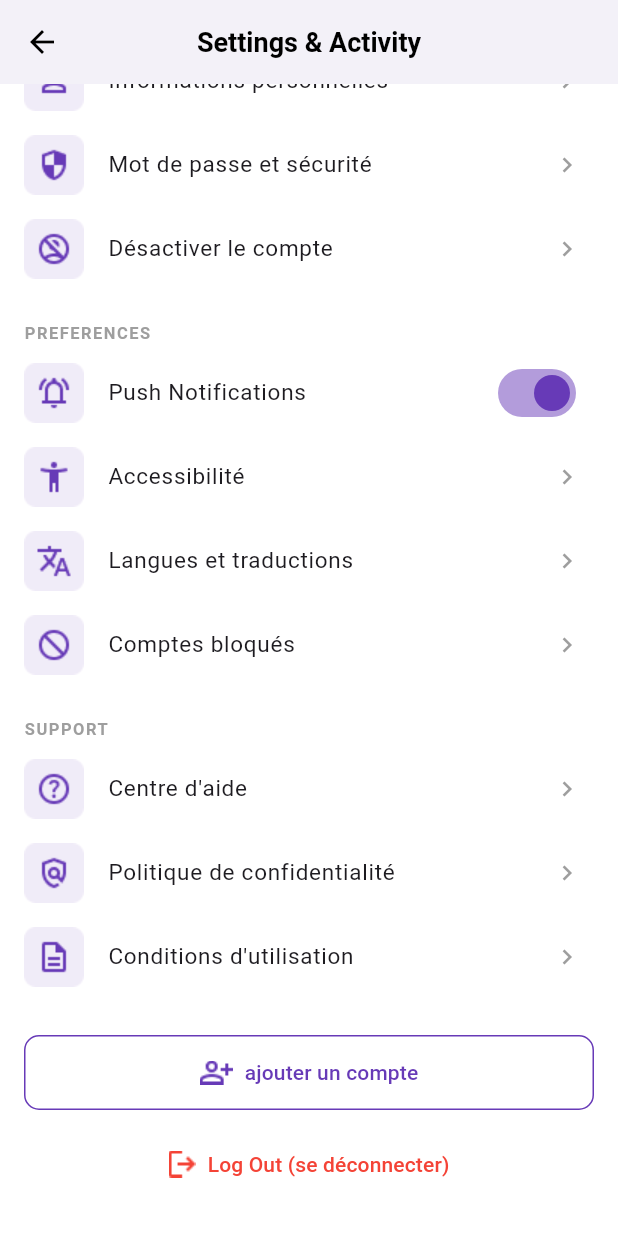
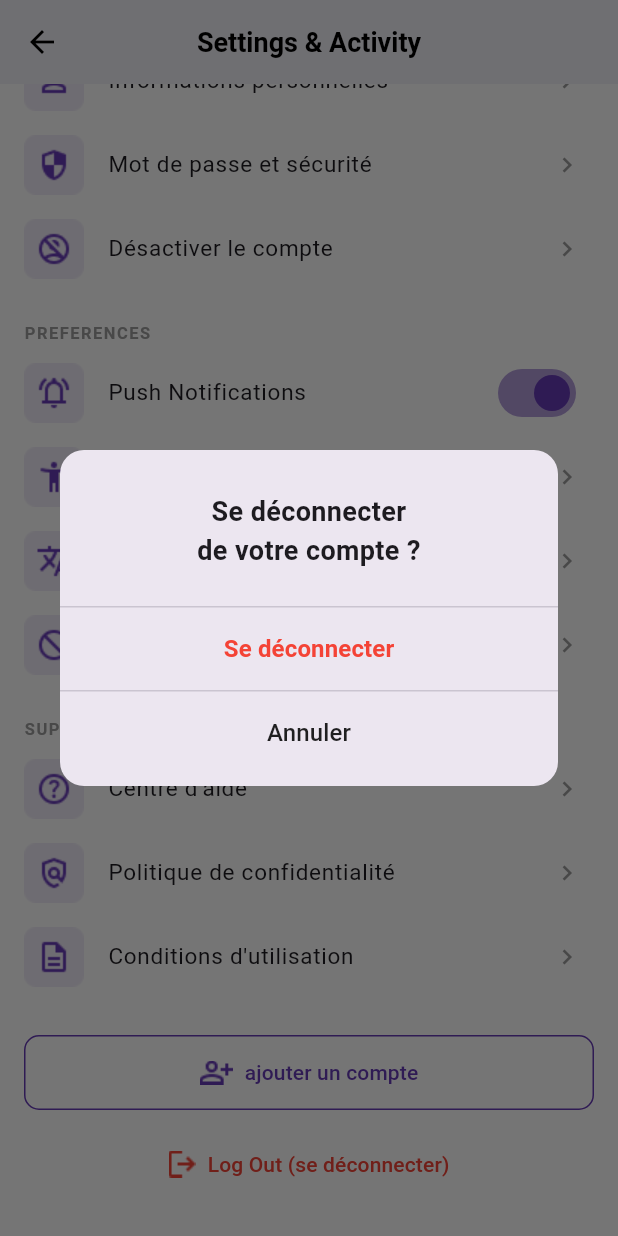
Before and after one commit to Youcef-Mok/Pfe-Jobiha, a Flutter app: the SettingsScreen screen opened by its route, scrolled down 278 dp, after a tap on "Log Out (se déconnecter)", on a phone screen of 412 x 824 dp. Run offline on Flutter 3.47's test engine with Material 3 defaults, Android fonts, the phone set to English and light mode, and no system bars; our stand-ins replace dio, flutter_riverpod, flutter_secure_storage, font_awesome_flutter, google_sign_in; accounts and stored records are empty; network calls fail.

Commit message:
fixed logout button in settings

```diff
--- a/frontend/lib/features/auth/screens/google_profile_screen.dart
+++ /dev/null
@@ -1,3 +0,0 @@
-// lib/features/auth/screens/google_profile_screen.dart
-
-//user profile ( info after google sign-up)
--- a/frontend/lib/features/settings/screens/settings_screen.dart
+++ b/frontend/lib/features/settings/screens/settings_screen.dart
@@ -1,16 +1,17 @@
 import 'package:flutter/material.dart';
 import '../widgets/settings_item.dart';
+import 'package:flutter_riverpod/flutter_riverpod.dart';
+import 'package:job_app/features/auth/providers/auth_providers.dart';
+import 'package:job_app/features/auth/screens/welcome_screen.dart';
+import 'package:job_app/app/app.dart';
 
-
-
-class SettingsScreen extends StatefulWidget {
+class SettingsScreen extends ConsumerStatefulWidget {
   const SettingsScreen({super.key});
 
   @override
-  State<SettingsScreen> createState() => _SettingsScreenState();
+  ConsumerState<SettingsScreen> createState() => _SettingsScreenState();
 }
-
-class _SettingsScreenState extends State<SettingsScreen> {
+class _SettingsScreenState extends ConsumerState<SettingsScreen> {
   bool _pushNotificationsEnabled = true;
 
   @override
@@ -39,6 +40,71 @@ class _SettingsScreenState extends State<SettingsScreen> {
           _buildSection('SUPPORT', _supportTiles()),
           _buildBottomButtons(),
         ],
+      ),
+    );
+  }
+
+  // ─── Logout confirmation dialog ────────────────────────────────────────────
+
+  Future<void> _showLogoutDialog(BuildContext context) async {
+    await showDialog(
+      context: context,
+      builder: (ctx) => Dialog(
+        shape: RoundedRectangleBorder(borderRadius: BorderRadius.circular(16)),
+        child: Column(
+          mainAxisSize: MainAxisSize.min,
+          children: [
+            const SizedBox(height: 28),
+            const Padding(
+              padding: EdgeInsets.symmetric(horizontal: 24),
+              child: Text(
+                'Se déconnecter\nde votre compte ?',
+                textAlign: TextAlign.center,
+                style: TextStyle(
+                  fontSize: 18,
+                  fontWeight: FontWeight.bold,
+                ),
+              ),
+            ),
+            const SizedBox(height: 24),
+            const Divider(height: 1),
+            TextButton(
+              onPressed: () async {
+                Navigator.of(ctx).pop();
+                await ref.read(authProvider.notifier).logout();
+                if (context.mounted) {
+                Navigator.of(context).popUntil((route) => route.isFirst);
+                }
+              },
+              child: const Padding(
+                padding: EdgeInsets.symmetric(vertical: 8),
+                child: Text(
+                  'Se déconnecter',
+                  style: TextStyle(
+                    color: Colors.red,
+                    fontSize: 16,
+                    fontWeight: FontWeight.w600,
+                  ),
+                ),
+              ),
+            ),
+            const Divider(height: 1),
+            TextButton(
+              onPressed: () => Navigator.of(ctx).pop(),
+              child: const Padding(
+                padding: EdgeInsets.symmetric(vertical: 8),
+                child: Text(
+                  'Annuler',
+                  style: TextStyle(
+                    color: Colors.black87,
+                    fontSize: 16,
+                  ),
+                ),
+              ),
+            ),
+            const SizedBox(height: 8),
+          ],
+        ),
       ),
     );
   }
@@ -211,9 +277,7 @@ class _SettingsScreenState extends State<SettingsScreen> {
           ),
           const SizedBox(height: 12),
           TextButton(
-            onPressed: () {
-              // TODO: handle logout
-            },
+            onPressed: () => _showLogoutDialog(context),
             child: Row(
               mainAxisAlignment: MainAxisAlignment.center,
               children: [
--- a/frontend/lib/main.dart
+++ b/frontend/lib/main.dart
@@ -1,3 +1,6 @@
+// C:\projects\Pfe-Jobiha\frontend\lib\main.dart
+
+
 import 'package:flutter/material.dart';
 import 'package:flutter_riverpod/flutter_riverpod.dart';
 import 'package:intl/date_symbol_data_local.dart';
```
Also changed, not shown: frontend/lib/app/app.dart (+53 -18 lines), frontend/lib/core/api/api_client.dart (+4 -4 lines), frontend/lib/features/auth/screens/login_screen.dart (+16 -1 lines), frontend/lib/features/jobs/screens/jobs_list_screen.dart (+2 -20 lines), frontend/lib/features/profile/screens/recruiter_profile_screen.dart (+7 -1 lines).
